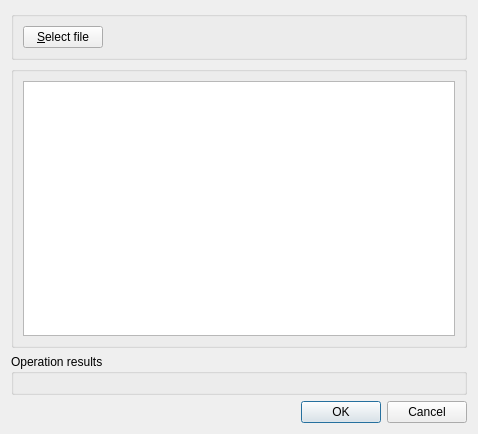
First picture: the form in src/gui/formimportexport.ui, repository martinrotter/rssguard, before the edit.
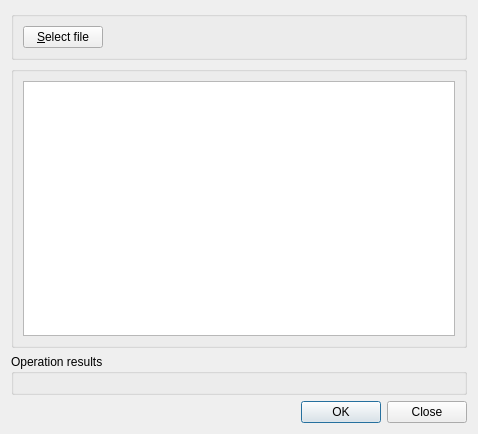
Second picture: the form after the edit. Custom widgets are drawn as their Qt base class.

```diff
--- a/src/gui/formimportexport.ui
+++ b/src/gui/formimportexport.ui
@@ -96,7 +96,7 @@
       <enum>Qt::Horizontal</enum>
      </property>
      <property name="standardButtons">
-      <set>QDialogButtonBox::Cancel|QDialogButtonBox::Ok</set>
+      <set>QDialogButtonBox::Close|QDialogButtonBox::Ok</set>
      </property>
     </widget>
    </item>
```
